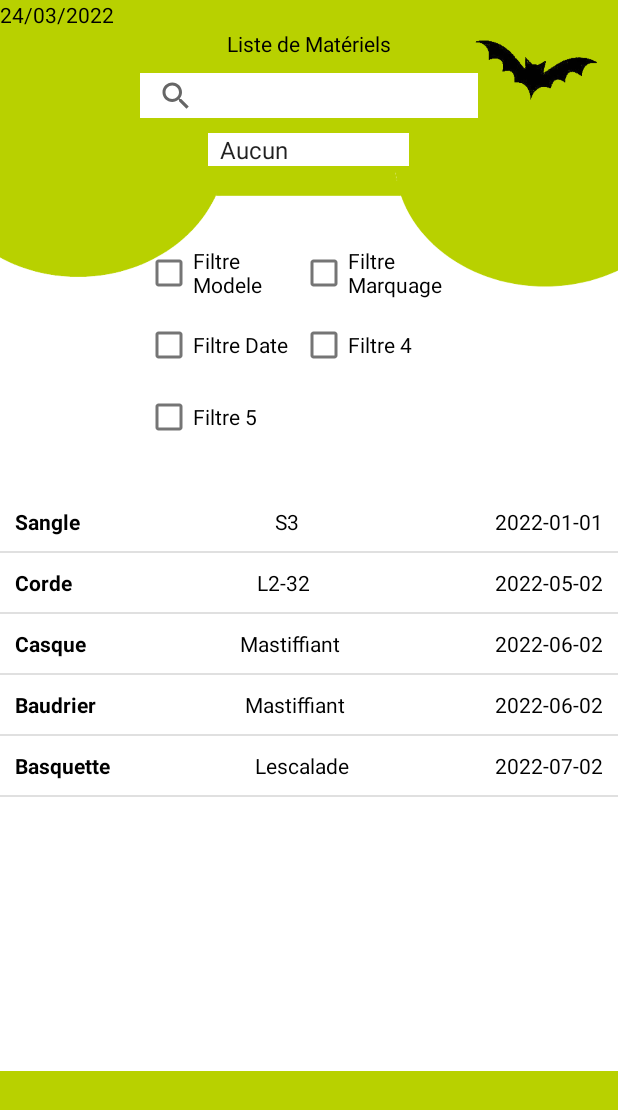
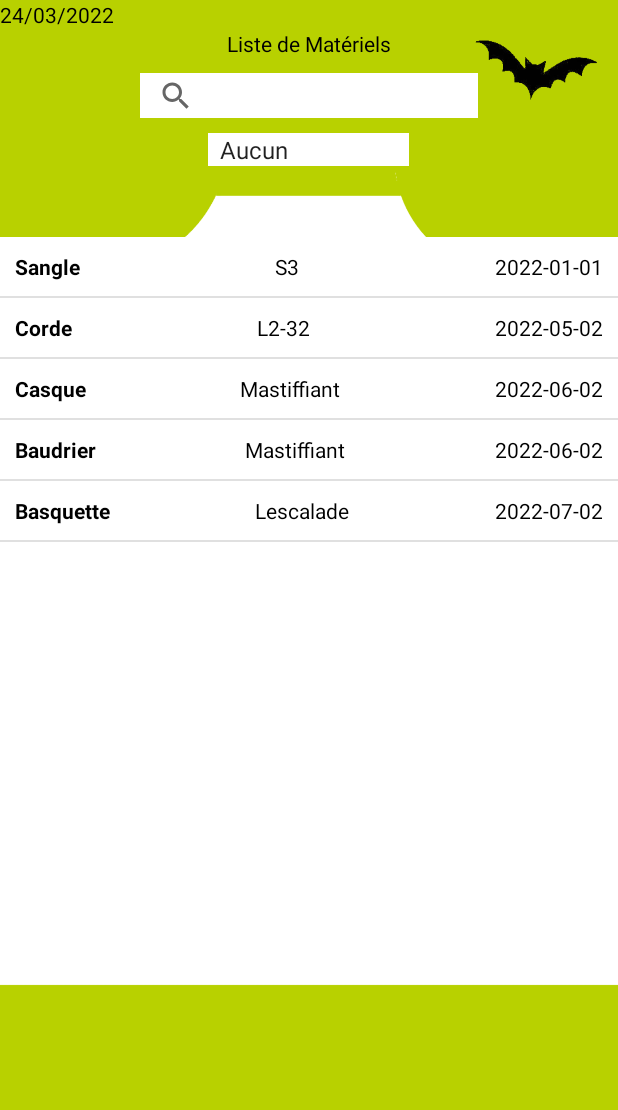
Before and after one commit to SIO2LAA/Speleo-EPI, an Android app: the GestionMateriel screen opened directly, with no data from a screen before it, on a phone screen of 412 x 824 dp. Shown: the top 1110 px of the screen. Run offline under Robolectric (Android 15) with nearby library versions, the phone set to English and light mode, and no system bars.

Commit message:
probleme git et android studio good !!

```diff
--- a/app/src/main/res/layout/activity_gestion_materiel.xml
+++ b/app/src/main/res/layout/activity_gestion_materiel.xml
@@ -56,59 +56,7 @@
             android:orientation="vertical" />
     </ScrollView>
 
-    <LinearLayout
-        android:layout_width="wrap_content"
-        android:layout_height="wrap_content"
-        android:layout_gravity="center"
-        android:orientation="horizontal">
 
-        <LinearLayout
-            android:layout_width="103dp"
-            android:layout_height="170dp"
-            android:orientation="vertical"
-            tools:layout_editor_absoluteX="16dp"
-            tools:layout_editor_absoluteY="173dp">
-
-            <CheckBox
-                android:id="@+id/filtreModele"
-                android:layout_width="wrap_content"
-                android:layout_height="wrap_content"
-                android:text="@string/filtreModele" />
-
-            <CheckBox
-                android:id="@+id/filtreDate"
-                android:layout_width="wrap_content"
-                android:layout_height="wrap_content"
-                android:text="@string/filtreDate" />
-
-            <CheckBox
-                android:id="@+id/checkBox5"
-                android:layout_width="wrap_content"
-                android:layout_height="wrap_content"
-                android:text="@string/filtre5" />
-
-        </LinearLayout>
-
-        <LinearLayout
-            android:layout_width="115dp"
-            android:layout_height="170dp"
-            android:orientation="vertical"
-            tools:layout_editor_absoluteX="118dp"
-            tools:layout_editor_absoluteY="173dp">
-
-            <CheckBox
-                android:id="@+id/filtreMarquage"
-                android:layout_width="wrap_content"
-                android:layout_height="wrap_content"
-                android:text="@string/filtreMarquage" />
-
-            <CheckBox
-                android:id="@+id/checkBox4"
-                android:layout_width="wrap_content"
-                android:layout_height="wrap_content"
-                android:text="@string/filtre4" />
-        </LinearLayout>
-    </LinearLayout>
 
     <ListView
         android:id="@+id/listeMateriel"
```
